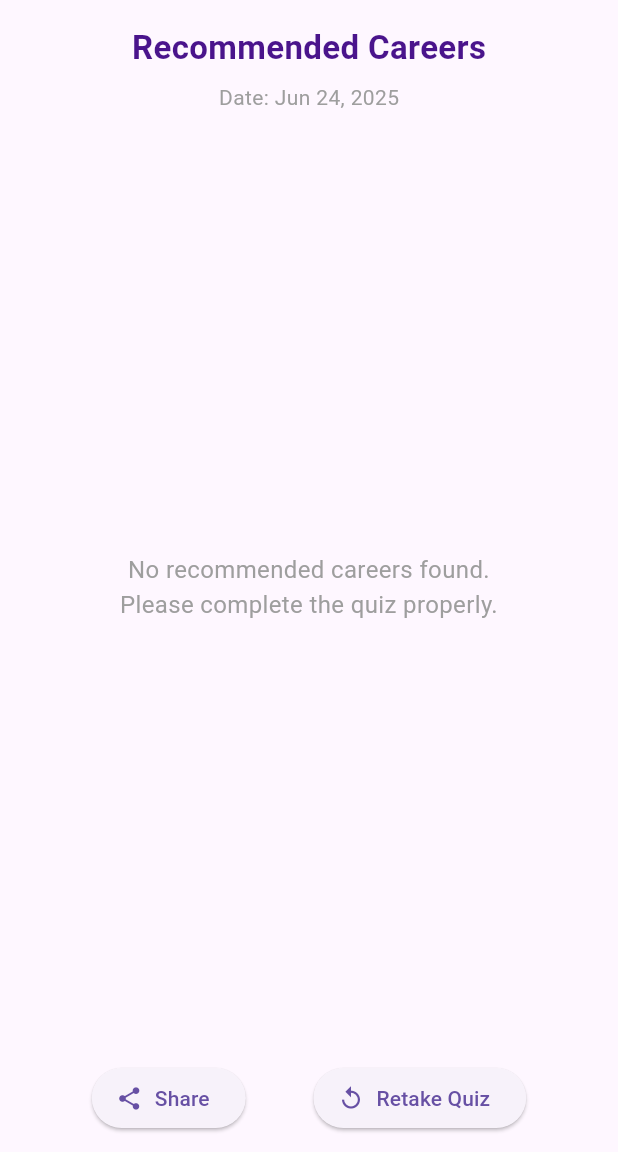
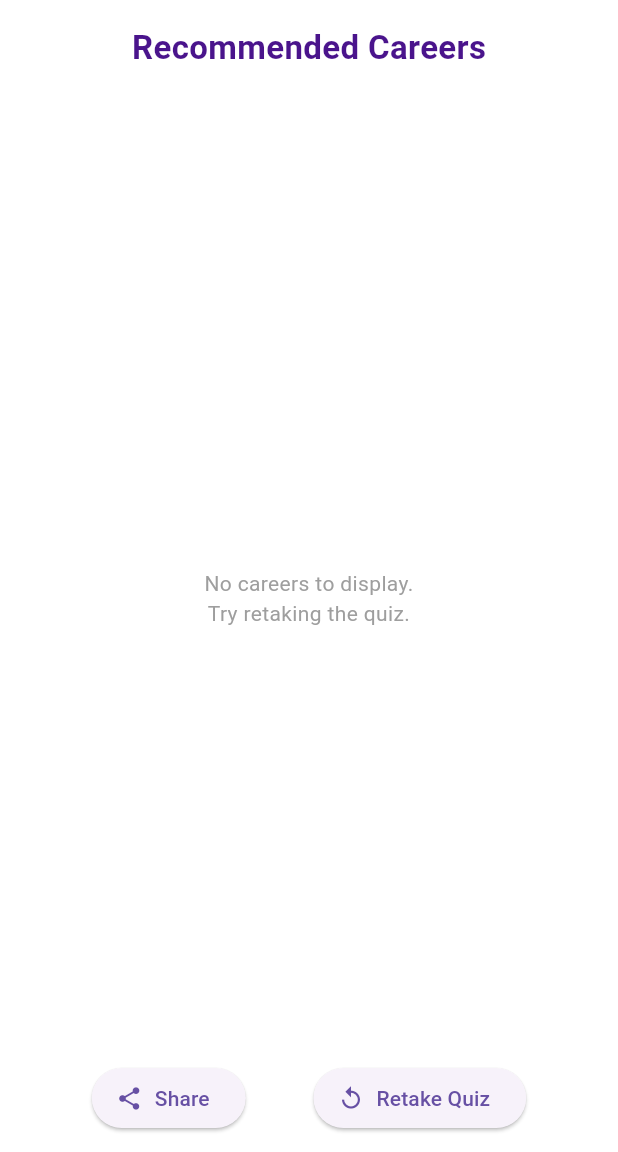
Before and after one commit to darkspirit05/career_navigation_app, a Flutter app: the ResultScreen screen opened by its route, after a tap on "Share", on a phone screen of 412 x 824 dp, the part 84-1236 px from its top. Run offline on Flutter 3.47's test engine with Material 3 defaults, Android fonts, the phone set to English and light mode, and no system bars; our stand-ins replace isar, share_plus, supabase_flutter; accounts and stored records are empty; generated files the repository leaves out were written again.

Commit message:
I fixed some major bugs

```diff
--- a/lib/data/questions.dart
+++ b/lib/data/questions.dart
@@ -16,4 +16,19 @@ List<Question> sampleQuestions = [
     options: ['Logically', 'Creatively', 'Emotionally', 'Physically'],
     tags: ['tech', 'creative', 'social', 'practical'],
   ),
+  Question(
+    question: 'What type of activities do you enjoy?',
+    options: ['Writing', 'Building things', 'Designing', 'Counseling'],
+    tags: ['literary', 'practical', 'creative', 'social'],
+  ),
+  Question(
+    question: 'Which tool would you prefer to use?',
+    options: ['Computer', 'Paintbrush', 'Blueprint', 'Notebook'],
+    tags: ['tech', 'creative', 'practical', 'literary'],
+  ),
+  Question(
+    question: 'What kind of challenges excite you?',
+    options: ['Technical', 'Emotional', 'Creative', 'Organizational'],
+    tags: ['tech', 'social', 'creative', 'literary'],
+  ),
 ];
--- a/lib/main.dart
+++ b/lib/main.dart
@@ -1,3 +1,4 @@
+import 'package:ai_career_navigator/screens/career/career_detail_screen.dart';
 import 'package:flutter/material.dart';
 import 'package:supabase_flutter/supabase_flutter.dart';
 
@@ -11,14 +12,14 @@ Future<void> main() async {
 
   FlutterError.onError = (details) {
     FlutterError.presentError(details);
-    // Optional: Send to analytics or log
     print('Flutter error: ${details.exception}');
   };
 
   try {
     await Supabase.initialize(
       url: 'https://kinbrxanwuvdewlqasgt.supabase.co',
-      anonKey: 'eyJhbGciOiJIUzI1NiIsInR5cCI6IkpXVCJ9.eyJpc3MiOiJzdXBhYmFzZSIsInJlZiI6ImtpbmJyeGFud3V2ZGV3bHFhc2d0Iiwicm9sZSI6ImFub24iLCJpYXQiOjE3NTAzNTI1OTUsImV4cCI6MjA2NTkyODU5NX0.ws6w_6x9-Z7EenSYa2NTl3nNd_uzqVOtp-Fo7AuVBhw',
+      anonKey:
+      'eyJhbGciOiJIUzI1NiIsInR5cCI6IkpXVCJ9.eyJpc3MiOiJzdXBhYmFzZSIsInJlZiI6ImtpbmJyeGFud3V2ZGV3bHFhc2d0Iiwicm9sZSI6ImFub24iLCJpYXQiOjE3NTAzNTI1OTUsImV4cCI6MjA2NTkyODU5NX0.ws6w_6x9-Z7EenSYa2NTl3nNd_uzqVOtp-Fo7AuVBhw',
     );
   } catch (e) {
     print('❌ Supabase init failed: $e');
@@ -35,7 +36,11 @@ class MyApp extends StatelessWidget {
     return MaterialApp(
       title: 'AI Career Navigator',
       debugShowCheckedModeBanner: false,
-      theme: ThemeData(primarySwatch: Colors.indigo),
+      theme: ThemeData(
+        primarySwatch: Colors.indigo,
+        scaffoldBackgroundColor: Colors.white,
+        useMaterial3: true,
+      ),
       home: const AuthGate(),
       onGenerateRoute: (settings) {
         switch (settings.name) {
@@ -47,7 +52,7 @@ class MyApp extends StatelessWidget {
 
           case '/results':
             return MaterialPageRoute(
-              builder: (_) => const ResultScreen(), // Reads args inside
+              builder: (_) => const ResultScreen(),
               settings: settings,
             );
 
@@ -57,6 +62,17 @@ class MyApp extends StatelessWidget {
               settings: settings,
             );
 
+          case '/careerDetail':
+            final args = settings.arguments as Map<String, dynamic>?;
+            if (args != null && args.containsKey('career')) {
+              return MaterialPageRoute(
+                builder: (_) => CareerDetailScreen(career: args['career']),
+                settings: settings,
+              );
+            } else {
+              return _errorRoute("Invalid career detail arguments.");
+            }
+
           case '/login':
             return MaterialPageRoute(
               builder: (_) => const AuthScreen(),
@@ -64,13 +80,18 @@ class MyApp extends StatelessWidget {
             );
 
           default:
-            return MaterialPageRoute(
-              builder: (_) => const Scaffold(
-                body: Center(child: Text("404 - Route not found")),
-              ),
-            );
+            return _errorRoute("404 - Route not found");
         }
       },
+    );
+  }
+
+  MaterialPageRoute _errorRoute(String message) {
+    return MaterialPageRoute(
+      builder: (_) => Scaffold(
+        appBar: AppBar(title: const Text("Error")),
+        body: Center(child: Text(message)),
+      ),
     );
   }
 }
--- a/lib/screens/result/result_screen.dart
+++ b/lib/screens/result/result_screen.dart
@@ -7,6 +7,7 @@ import 'package:supabase_flutter/supabase_flutter.dart';
 import '../../../data/questions.dart';
 import '../../utils/ai_engine.dart';
 import '../../core/constants.dart';
+import '../career/career_detail_screen.dart';
 
 class ResultScreen extends StatefulWidget {
   final Map<int, String>? answers;
@@ -20,9 +21,13 @@ class ResultScreen extends StatefulWidget {
 class _ResultScreenState extends State<ResultScreen> {
   final supabase = Supabase.instance.client;
 
-  List<String> careers = [];
-  Map<int, String> finalAnswers = {};
+  List<String> allCareers = [];
+  List<String> displayedCareers = [];
+  List<String> topTraitsList = [];
+  String selectedTrait = '';
+  String explanation = '';
   DateTime? timestamp;
+  late Map<int, String> finalAnswers;
 
   bool isLoading = true;
   bool _initialized = false;
@@ -32,12 +37,8 @@ class _ResultScreenState extends State<ResultScreen> {
       return Map<int, String>.fromEntries(
         input.entries.map((entry) {
           final key = int.tryParse(entry.key.toString());
-          if (key != null) {
-            return MapEntry(key, entry.value.toString());
-          } else {
-            return const MapEntry(-1, '');
-          }
-        }).where((entry) => entry.key != -1),
+          return key != null ? MapEntry(key, entry.value.toString()) : null;
+        }).whereType<MapEntry<int, String>>(),
       );
     }
     return {};
@@ -54,9 +55,17 @@ class _ResultScreenState extends State<ResultScreen> {
     if (args is Map && args['fromHistory'] == true) {
       final rawAnswers = args['answers'];
       finalAnswers = castAnswers(rawAnswers);
-      careers = List<String>.from(args['recommendedCareers'] ?? []);
-      timestamp = args['timestamp'];
+      allCareers = List<String>.from(args['recommendedCareers'] ?? []);
+      displayedCareers = [...allCareers];
+      timestamp = args['timestamp'] ?? DateTime.now();
+      final tagScores = scoreTags(finalAnswers, sampleQuestions);
+      explanation = generateExplanationFromTraits(tagScores);
+      topTraitsList = topTraits(tagScores, 2);
       setState(() => isLoading = false);
+    } else if (args is Map && args['answers'] != null) {
+      final rawAnswers = args['answers'];
+      finalAnswers = castAnswers(rawAnswers);
+      processResult();
     } else {
       finalAnswers = widget.answers ?? {};
       processResult();
@@ -65,74 +74,70 @@ class _ResultScreenState extends State<ResultScreen> {
 
   Future<void> processResult() async {
     if (finalAnswers.isEmpty) {
-      setState(() {
-        careers = [];
-        isLoading = false;
-      });
+      setState(() => isLoading = false);
       return;
     }
 
     final tagScores = scoreTags(finalAnswers, sampleQuestions);
     final topCareers = recommendCareers(tagScores);
+
+    allCareers = topCareers;
+    displayedCareers = [...topCareers];
+    topTraitsList = topTraits(tagScores, 2);
+    explanation = generateExplanationFromTraits(tagScores);
     timestamp = DateTime.now();
 
-    final storedAnswers = finalAnswers.entries
-        .map((e) => '${e.key}:${e.value}')
-        .toList();
-
+    final storedAnswers = finalAnswers.entries.map((e) => '${e.key}:${e.value}').toList();
     final userId = supabase.auth.currentUser?.id;
 
-    if (userId == null) {
-      setState(() {
-        careers = topCareers;
-        isLoading = false;
-      });
-      if (context.mounted) {
-        ScaffoldMessenger.of(context).showSnackBar(
-          const SnackBar(content: Text('⚠️ Not logged in. Result not saved.')),
-        );
+    if (userId != null) {
+      try {
+        await supabase.from('quiz_results').insert({
+          'answers': storedAnswers,
+          'recommended_careers': topCareers,
+          'tags': tagScores.keys.take(2).toList(),
+          'timestamp': timestamp!.toIso8601String(),
+          'user_id': userId,
+        });
+      } catch (e) {
+        print("❌ Supabase error: $e");
       }
-      return;
     }
 
-    try {
-      await supabase.from('quiz_results').insert({
-        'answers': storedAnswers,
-        'recommended_careers': topCareers,
-        'tags': tagScores.keys.take(2).toList(),
-        'timestamp': timestamp!.toIso8601String(),
-        'user_id': userId,
-      });
+    setState(() => isLoading = false);
+  }
 
-      setState(() {
-        careers = topCareers;
-        isLoading = false;
-      });
-
-      if (context.mounted) {
-        ScaffoldMessenger.of(context).showSnackBar(
-          const SnackBar(content: Text("🎉 Career result saved successfully!")),
-        );
-      }
-    } catch (e) {
-      setState(() => isLoading = false);
-      if (context.mounted) {
-        ScaffoldMessenger.of(context).showSnackBar(
-          SnackBar(content: Text('❌ Failed to save result: $e')),
-        );
-      }
+  void filterCareersByTrait(String trait) {
+    if (selectedTrait == trait) {
+      selectedTrait = '';
+      displayedCareers = [...allCareers];
+    } else {
+      selectedTrait = trait;
+      displayedCareers = allCareers.where((career) {
+        return career.toLowerCase().contains(trait.toLowerCase());
+      }).toList();
     }
+    setState(() {});
   }
 
   void shareCareerPath() {
-    final text = careers.isEmpty
+    final text = displayedCareers.isEmpty
         ? 'No career path was generated.'
-        : 'My recommended career path: ${careers.join(', ')}';
+        : 'My recommended career path: ${displayedCareers.join(', ')}';
     Share.share(text);
   }
 
   void retakeQuiz() {
     Navigator.pushNamedAndRemoveUntil(context, '/quiz', (route) => false);
+  }
+
+  void openCareerDetails(String careerName) {
+    Navigator.push(
+      context,
+      MaterialPageRoute(
+        builder: (_) => CareerDetailScreen(career: careerName),
+      ),
+    );
   }
 
   @override
@@ -157,25 +162,54 @@ class _ResultScreenState extends State<ResultScreen> {
               color: AppColors.text,
             ),
           ),
-          const SizedBox(height: 8),
-          Text(
-            "Date: ${DateFormat.yMMMd().format(timestamp ?? DateTime.now())}",
-            style: const TextStyle(fontSize: 14, color: Colors.grey),
+          if (timestamp != null)
+            Padding(
+              padding: const EdgeInsets.only(top: 4),
+              child: Text(
+                "Date: ${DateFormat.yMMMd().format(timestamp!)}",
+                style: const TextStyle(fontSize: 13, color: Colors.grey),
+              ),
+            ),
+          const SizedBox(height: 12),
+          Padding(
+            padding: const EdgeInsets.symmetric(horizontal: 16),
+            child: Text(
+              explanation,
+              textAlign: TextAlign.center,
+              style: const TextStyle(fontSize: 15),
+            ),
           ),
           const SizedBox(height: 12),
+          Wrap(
+            spacing: 8,
+            children: topTraitsList.map((trait) {
+              final isSelected = selectedTrait == trait;
+              return FilterChip(
+                label: Text(trait),
+                selected: isSelected,
+                onSelected: (_) => filterCareersByTrait(trait),
+                selectedColor: AppColors.primary,
+                labelStyle: TextStyle(
+                  color: isSelected ? Colors.white : AppColors.primary,
+                ),
+              );
+            }).toList(),
+          ),
+          const SizedBox(height: 10),
           Expanded(
-            child: careers.isEmpty
+            child: displayedCareers.isEmpty
                 ? const Center(
               child: Text(
-                "No recommended careers found.\nPlease complete the quiz properly.",
+                "No careers to display.\nTry retaking the quiz.",
                 textAlign: TextAlign.center,
-                style: TextStyle(fontSize: 16, color: Colors.grey),
+                style: TextStyle(color: Colors.grey),
               ),
             )
                 : ListView.builder(
               padding: const EdgeInsets.symmetric(horizontal: 16),
-              itemCount: careers.length,
+              itemCount: displayedCareers.length,
               itemBuilder: (context, index) {
+                final career = displayedCareers[index];
                 return Card(
                   elevation: 4,
                   margin: const EdgeInsets.symmetric(vertical: 8),
@@ -187,20 +221,21 @@ class _ResultScreenState extends State<ResultScreen> {
                     leading: const Icon(Icons.star_outline,
                         color: AppColors.primary),
                     title: Text(
-                      careers[index],
+                      career,
                       style: const TextStyle(
                         fontSize: 16,
                         fontWeight: FontWeight.w500,
                       ),
                     ),
+                    onTap: () => openCareerDetails(career),
                   ),
                 );
               },
             ),
           ),
           Padding(
-            padding: const EdgeInsets.symmetric(
-                horizontal: 16, vertical: 12),
+            padding:
+            const EdgeInsets.symmetric(horizontal: 16, vertical: 12),
             child: Row(
               mainAxisAlignment: MainAxisAlignment.spaceEvenly,
               children: [
--- a/lib/widgets/app_drawer.dart
+++ b/lib/widgets/app_drawer.dart
@@ -36,7 +36,7 @@ class AppDrawer extends StatelessWidget {
               Navigator.pushReplacementNamed(context, '/history');
             },
           ),
-          SizedBox(height: 400,),
+          Divider(),
           ListTile(
             leading: const Icon(Icons.logout),
             title: const Text('Logout'),
```
Also changed, not shown: lib/screens/career/career_detail_screen.dart (added, +69 -0 lines), lib/screens/quiz/quiz_screen.dart (+11 -11 lines), lib/utils/ai_engine.dart (+44 -27 lines).
